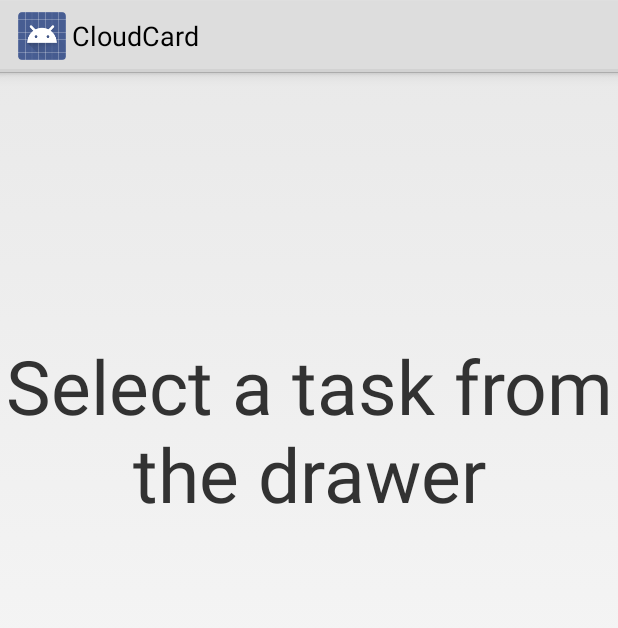
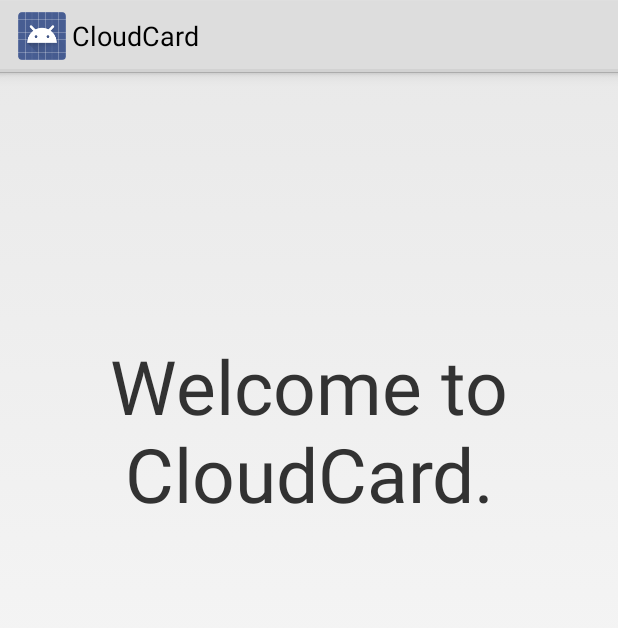
Before and after one commit to CloudCard-App/android, an Android app: the fragment DefaultFragment shown on its own in the app's theme, on a phone screen of 412 x 824 dp. Shown: the top 628 px of the screen. Run offline under Robolectric (Android 15) with nearby library versions, the phone set to English and light mode, and no system bars.

```diff
--- a/app/src/main/res/values/strings.xml
+++ b/app/src/main/res/values/strings.xml
@@ -5,7 +5,7 @@
     <string name="navigation_drawer_close">Close navigation drawer</string>
 
     <string name="action_settings">Settings</string>
-    <string name="selectTaskFromDrawer">Select a task from the drawer</string>
+    <string name="selectTaskFromDrawer">Welcome to CloudCard.</string>
     <string name="correctCode">Correct code</string>
     <string name="incorrectCode">Incorrect code</string>
     <string name="cloudcard">CloudCard</string>
```
